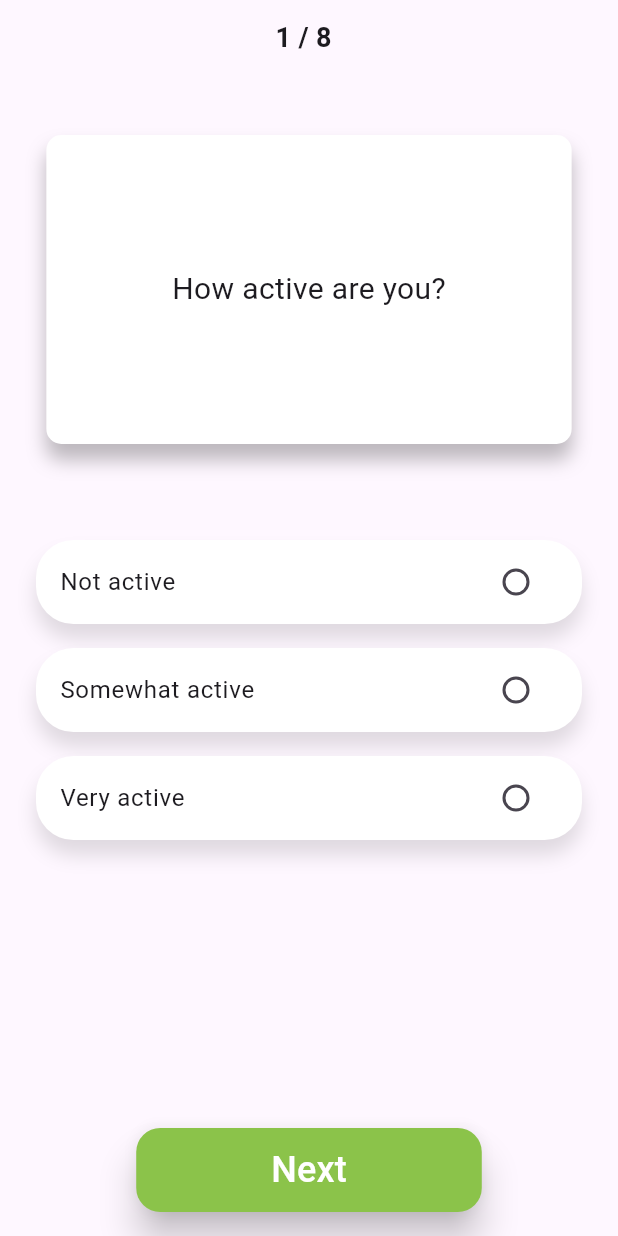
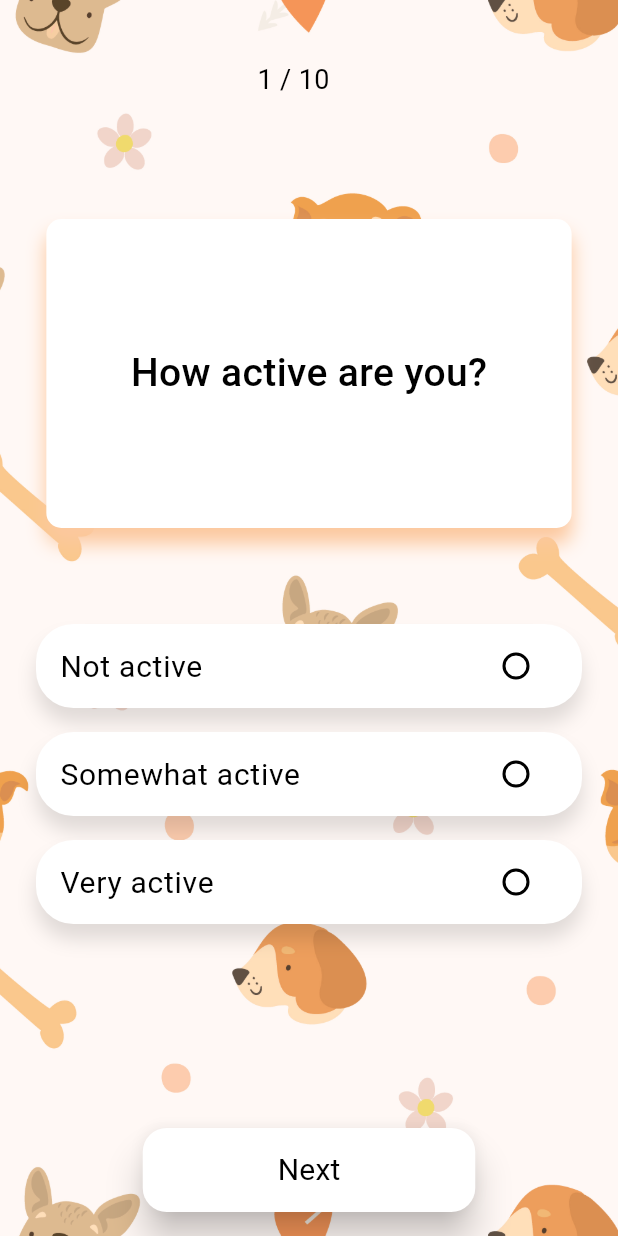
Before and after one commit to MustuBharmal/pet-suggestions, a Flutter app: the QuizScreen screen opened by its route, on a phone screen of 412 x 824 dp. Run offline on Flutter 3.47's test engine with Material 3 defaults, Android fonts, the phone set to English and light mode, and no system bars; our stand-ins replace google_fonts, line_icons, percent_indicator.

Commit message:
app completed

```diff
--- /dev/null
+++ b/lib/constants/colors.dart
@@ -0,0 +1,24 @@
+import 'package:flutter/material.dart';
+
+class ThemeColor {
+  static const Color shadow = Color(0xFFbfc9e0);
+  static const Color white = Color(0xFFFFFFFF);
+  static const Color black = Color(0xFF000000);
+  static const Color grey = Color(0xFF595959);
+  static const Color lightGreen =  Colors.lightGreen;
+  static const Color red = Color(0xffffbaba);
+  static const Color lightGrey = Color(0xFFBDC4CE);
+  static const Color lightBlue = Color(0xFF80A4F1);
+  static const Color primary = Color(0xffA0E9FF);
+  static const Color secondary = Color(0xFFFFFFFF);
+
+
+  static const Color scaffoldBgColor = Color(0xFFE5E5FF);
+  static const Color textFieldBgColor = Color(0xFFDFE5F0);
+  static const Color textFieldHintColor = Color(0xFF333333);
+
+  static const Color redForLoc = Color(0xFFE03F3D);
+  static const Color orangeForLoc = Color(0xFFE0813D);
+  static const Color greenForLoc = Color(0xFF73E03D);
+
+}
--- /dev/null
+++ b/lib/constants/custom_theme.dart
@@ -0,0 +1,71 @@
+import 'package:flutter/material.dart';
+import 'colors.dart';
+import 'global_variables.dart';
+
+Color getColor(Set<MaterialState> states) {
+  return Colors.black;
+}
+
+final ThemeData customTheme = ThemeData(
+  colorScheme: const ColorScheme.light(
+    primary: ThemeColor.primary,
+    secondary: ThemeColor.secondary,
+  ),
+  useMaterial3: true,
+  appBarTheme: AppBarTheme(
+    elevation: 0,
+    iconTheme: const IconThemeData(color: Colors.white),
+    foregroundColor: Colors.black,
+    backgroundColor: ThemeColor.scaffoldBgColor,
+    titleTextStyle: titleTextStyle,
+  ),
+  textTheme:  TextTheme(
+    headlineLarge: headerStyle,
+    titleLarge: titleStyle,
+    titleMedium: subtitleStyle,
+  ),
+  textButtonTheme: TextButtonThemeData(
+    style: TextButton.styleFrom(foregroundColor: Colors.black),
+  ),
+  // elevatedButtonTheme: ElevatedButtonThemeData(
+  //   style: ButtonStyle(
+  //     padding: MaterialStateProperty.all<EdgeInsetsGeometry>(
+  //       const EdgeInsets.symmetric(vertical: 20, horizontal: 30),
+  //     ),
+  //     shape: MaterialStateProperty.all<OutlinedBorder>(
+  //       RoundedRectangleBorder(
+  //         borderRadius: BorderRadius.circular(22.0),
+  //       ),
+  //     ),
+  //     foregroundColor: MaterialStateProperty.all(Colors.white),
+  //     backgroundColor: MaterialStateProperty.all(const Color(0xFF698DC5)),
+  //   ),
+  // ),
+  // outlinedButtonTheme: OutlinedButtonThemeData(
+  //   style: OutlinedButton.styleFrom(
+  //     foregroundColor: Colors.white,
+  //   ),
+  // ),
+  // inputDecorationTheme: InputDecorationTheme(
+  //     filled: true,
+  //     fillColor: ThemeColor.scaffoldBgColor,
+  //     border: OutlineInputBorder(borderRadius: BorderRadius.circular(21)),
+  //     enabledBorder: OutlineInputBorder(
+  //         borderRadius: BorderRadius.circular(19),
+  //         borderSide: const BorderSide(color: Colors.black)),
+  //     focusedBorder: OutlineInputBorder(
+  //         borderSide: const BorderSide(width: 2, color: ThemeColor.lightGreen),
+  //         borderRadius: BorderRadius.circular(15)),
+  //     labelStyle: const TextStyle(
+  //       color: Colors.black,
+  //     )),
+  floatingActionButtonTheme:
+      const FloatingActionButtonThemeData(backgroundColor: ThemeColor.white),
+);
+
+// fillColor: Colors.grey.withOpacity(0.1),
+abstract class ThemeStyles {
+  static ButtonStyle whiteTextButtonStyle = ButtonStyle(
+    foregroundColor: MaterialStateProperty.all<Color>(Colors.black),
+  );
+}
--- a/lib/constants/routers.dart
+++ b/lib/constants/routers.dart
@@ -1,7 +1,8 @@
-import 'package:adv_basics/screen/suggestion_screen.dart';
 import 'package:flutter/material.dart';
 
 import '../screen/quiz_screen.dart';
+import '../screen/suggestion_screen.dart';
+import '../screen/welcome_screen.dart';
 
 Route<dynamic> generateRoute(RouteSettings routeSettings) {
   switch (routeSettings.name) {
@@ -15,6 +16,11 @@ Route<dynamic> generateRoute(RouteSettings routeSettings) {
         settings: routeSettings,
         builder: (abc) => const SuggestionsScreen(),
       );
+    case WelcomePage.routeName:
+      return MaterialPageRoute(
+        settings: routeSettings,
+        builder: (abc) => const WelcomePage(),
+      );
     default:
       return MaterialPageRoute(
         settings: routeSettings,
--- a/lib/models/dog_model.dart
+++ b/lib/models/dog_model.dart
@@ -4,3 +4,9 @@ class DogBreed {
 
   DogBreed(this.breed, this.characteristics);
 }
+class Result {
+  final String dogBreed;
+  final double percent;
+
+  Result(this.dogBreed, this.percent);
+}
--- a/lib/provider/dog_breed_provider.dart
+++ b/lib/provider/dog_breed_provider.dart
@@ -9,51 +9,61 @@ class DogBreedProvider with ChangeNotifier {
       'Very active',
       'Big',
       'No',
-      'Low',
-      'No',
+      'Medium',
+      'Yes',
       'Frequently',
       'House',
+      'Moderate',
+      'Occasionally',
       'Low'
     ]),
     DogBreed('Beagle', [
-      'Somewhat active',
+      'Very active',
       'Small',
       'No',
       'Low',
-      'Yes',
+      'No',
       'Sometimes',
       'House',
+      'Low',
+      'Occasionally',
       'Medium'
     ]),
     DogBreed('Poodle', [
-      'Somewhat active',
+      'Not active',
       'Small',
       'No',
       'High',
       'Yes',
       'Frequently',
       'Apartment',
-      'Low'
+      'Low',
+      'Occasionally',
+      'Low',
     ]),
     DogBreed('German Shepherd', [
       'Very active',
       'Big',
       'Yes',
       'Medium',
-      'Yes',
+      'No',
       'Frequently',
       'House',
+      'As much Required',
+      'Rarely',
       'High'
     ]),
     DogBreed('Bulldog', [
       'Not active',
       'Medium',
+      'Yes',
+      'Low',
       'No',
-      'Low',
-      'Yes',
       'Rarely',
       'Apartment',
-      'Medium'
+      'As much Required',
+      'Frequently',
+      'Medium',
     ])
     // Add more dog breeds as needed
   ];
--- a/lib/provider/question_provider.dart
+++ b/lib/provider/question_provider.dart
@@ -1,5 +1,7 @@
-import 'package:adv_basics/models/question_model.dart';
+
 import 'package:flutter/material.dart';
+
+import '../models/question_model.dart';
 
 class QuestionProvider with ChangeNotifier {
   List<Question> questions = [
@@ -33,9 +35,18 @@ class QuestionProvider with ChangeNotifier {
         options: ['Apartment', 'House'],
         type: 'radio'),
     Question(
+        question: 'How much time are you willing to invest in training?',
+        options: ['Low', 'Moderate', 'As much Required'],
+        type: 'radio'),
+    Question(
+        question: 'How frequently do you travel or plan to travel with your dog?',
+        options: ['Rarely', 'Occasionally', 'Frequently'],
+        type: 'radio'),
+    Question(
         question: 'How much barking can you tolerate?',
         options: ['Low', 'Medium', 'High'],
         type: 'slider'),
+
   ];
   List<Question> get question {
     return [...questions];
--- a/lib/screen/quiz_screen.dart
+++ b/lib/screen/quiz_screen.dart
@@ -1,7 +1,10 @@
-import 'package:adv_basics/screen/suggestion_screen.dart';
+
 import 'package:flutter/material.dart';
+import 'package:pet_suggestions/screen/suggestion_screen.dart';
 import 'package:provider/provider.dart';
 
+import '../constants/colors.dart';
+import '../constants/global_variables.dart';
 import '../models/question_model.dart';
 import '../provider/question_provider.dart';
 
@@ -68,25 +71,32 @@ class _QuizScreenState extends State<QuizScreen> {
             );
           }
         },
-        backgroundColor: Colors.lightGreen,
         label: Padding(
           padding: const EdgeInsets.all(70.0),
           child: Text(
             questionIndex < questions.length - 1 ? 'Next' : 'Result',
-            style: const TextStyle(color: Colors.white, fontSize: 24),
+            style: titleStyle,
           ),
         ),
       ),
-      body: SafeArea(
+      body: Container(
+        width: MediaQuery.of(context).size.width,
+        height: MediaQuery.of(context).size.height,
+        decoration: const BoxDecoration(
+          image: DecorationImage(
+            image: AssetImage("assets/bg_image.jpg"),
+            fit: BoxFit.cover,
+          ),
+        ),
         child: Column(
           children: [
             Padding(
-              padding: const EdgeInsets.all(12.0),
+              padding: const EdgeInsets.symmetric(vertical: 40.0),
               child: Row(
                 // mainAxisAlignment: MainAxisAlignment.start,
                 children: [
                   questionIndex != 0
-                      ? InkWell(
+                      ? GestureDetector(
                           onTap: () {
                             setState(() {
                               if (questionIndex > 0) {
@@ -94,13 +104,16 @@ class _QuizScreenState extends State<QuizScreen> {
                               }
                             });
                           },
-                          child: const Row(
+                          child: Row(
                             children: [
-                              Icon(
+                              const Icon(
                                 Icons.arrow_back_ios_rounded,
                                 color: Colors.black,
                               ),
-                              Text('Previous'),
+                              Text(
+                                'Previous',
+                                style: subtitleStyle,
+                              ),
                             ],
                           ),
                         )
@@ -113,8 +126,7 @@ class _QuizScreenState extends State<QuizScreen> {
                   ),
                   Text(
                     "${(questionIndex + 1)} / ${questions.length}",
-                    style: const TextStyle(
-                        fontWeight: FontWeight.bold, fontSize: 18),
+                    style: subtitleStyle,
                   ),
                 ],
               ),
@@ -125,14 +137,17 @@ class _QuizScreenState extends State<QuizScreen> {
             Container(
               width: deviceSize.width * 0.85,
               height: deviceSize.height / 4,
-              decoration: BoxDecoration(boxShadow: const [
-                BoxShadow(
-                  color: Colors.black26,
-                  blurRadius: 10,
-                  spreadRadius: 0.1,
-                  offset: Offset(0, 10),
-                ),
-              ], color: Colors.white, borderRadius: BorderRadius.circular(10)),
+              decoration: BoxDecoration(
+                  boxShadow: const [
+                    BoxShadow(
+                      color: Color(0xFFFCC89E),
+                      blurRadius: 10,
+                      spreadRadius: 0.1,
+                      offset: Offset(0, 10),
+                    ),
+                  ],
+                  color: Colors.white,
+                  borderRadius: BorderRadius.circular(10)),
               child: Center(
                 child: Padding(
                   padding: const EdgeInsets.all(24.0),
@@ -140,9 +155,7 @@ class _QuizScreenState extends State<QuizScreen> {
                     questions[questionIndex].question,
                     softWrap: true,
                     overflow: TextOverflow.clip,
-                    style: const TextStyle(
-                      fontSize: 20,
-                    ),
+                    style: headerStyle,
                   ),
                 ),
               ),
@@ -179,8 +192,12 @@ class _QuizScreenState extends State<QuizScreen> {
                       color: Colors.white,
                       borderRadius: BorderRadius.circular(25)),
                   child: RadioListTile.adaptive(
+                    activeColor: ThemeColor.black,
                     controlAffinity: ListTileControlAffinity.trailing,
-                    title: Text(option),
+                    title: Text(
+                      option,
+                      style: titleStyle,
+                    ),
                     value: option,
                     groupValue: answers[questionIndex],
                     onChanged: (value) {
@@ -215,7 +232,11 @@ class _QuizScreenState extends State<QuizScreen> {
                       color: Colors.white,
                       borderRadius: BorderRadius.circular(25)),
                   child: CheckboxListTile(
-                    title: Text(option),
+                    activeColor: ThemeColor.black,
+                    title: Text(
+                      option,
+                      style: titleStyle,
+                    ),
                     value: answers[questionIndex]?.contains(option) ?? false,
                     onChanged: (value) {
                       setState(() {
@@ -252,13 +273,14 @@ class _QuizScreenState extends State<QuizScreen> {
                 children: [
                   Text(
                     'Select the tolerance level: ${answers[questionIndex]}',
-                    style: const TextStyle(fontSize: 21),
+                    style: titleStyle,
                   ),
                   Slider(
+                    activeColor: ThemeColor.black,
                     value: (answers[questionIndex] ?? 0).toDouble(),
                     min: 0,
-                    max: 2,
-                    divisions: 2,
+                    max: 3,
+                    divisions: 3,
                     onChanged: (value) {
                       setState(() {
                         answers[questionIndex] = value.round();
```
Also changed, not shown: lib/constants/font_size.dart (added, +10 -0 lines), lib/constants/global_variables.dart (added, +45 -0 lines), lib/constants/util.dart (added, +27 -0 lines), lib/main.dart (+10 -19 lines), lib/screen/home_page_screen.dart (deleted, +0 -50 lines), lib/screen/suggestion_screen.dart (+77 -32 lines), lib/screen/welcome_screen.dart (added, +48 -0 lines), lib/widgets/question_widget.dart (deleted, +0 -23 lines), pubspec.yaml (+6 -1 lines), assets/bg_image.jpg (added), assets/dogs_image.jpg (added), pubspec.lock, 5 other files.
